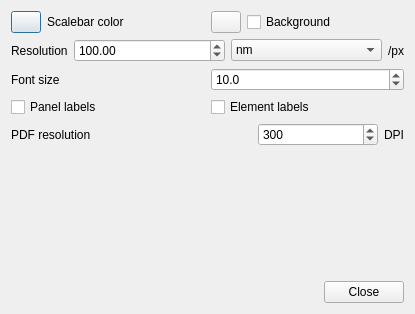
This is exhale/resources/ui/imagedialog.ui in ctroein/exhale as Qt 5 draws it before an edit. The edited form follows.
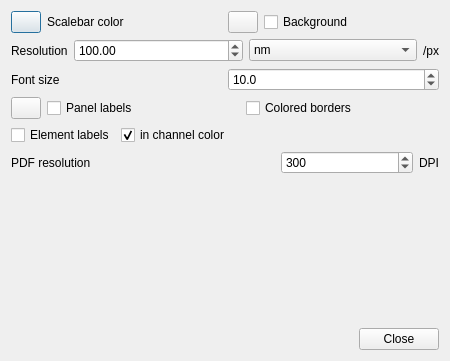
This is the edited form. Custom widgets are drawn as their Qt base class.

Commit message: More options for panel labels, colored outline

Patch:
```diff
--- a/exhale/resources/ui/imagedialog.ui
+++ b/exhale/resources/ui/imagedialog.ui
@@ -6,8 +6,8 @@
    <rect>
     <x>0</x>
     <y>0</y>
-    <width>415</width>
-    <height>314</height>
+    <width>450</width>
+    <height>361</height>
    </rect>
   </property>
   <property name="windowTitle">
@@ -184,6 +184,31 @@
    </item>
    <item>
     <layout class="QHBoxLayout" name="horizontalLayout_2">
+     <item>
+      <widget class="ColorButton" name="composePanelLabelColor">
+       <property name="sizePolicy">
+        <sizepolicy hsizetype="Preferred" vsizetype="Preferred">
+         <horstretch>0</horstretch>
+         <verstretch>0</verstretch>
+        </sizepolicy>
+       </property>
+       <property name="minimumSize">
+        <size>
+         <width>15</width>
+         <height>0</height>
+        </size>
+       </property>
+       <property name="maximumSize">
+        <size>
+         <width>30</width>
+         <height>16777215</height>
+        </size>
+       </property>
+       <property name="text">
+        <string/>
+       </property>
+      </widget>
+     </item>
      <item>
       <widget class="QCheckBox" name="composePanelLabels">
        <property name="text">
@@ -192,12 +217,33 @@
       </widget>
      </item>
      <item>
+      <widget class="QCheckBox" name="composeElementBorders">
+       <property name="text">
+        <string>Colored borders</string>
+       </property>
+      </widget>
+     </item>
+    </layout>
+   </item>
+   <item>
+    <layout class="QHBoxLayout" name="horizontalLayout_4" stretch="0,1">
+     <item>
       <widget class="QCheckBox" name="composeElementLabels">
        <property name="text">
         <string>Element labels</string>
        </property>
       </widget>
      </item>
+     <item>
+      <widget class="QCheckBox" name="composeElementLabelsColored">
+       <property name="text">
+        <string>in channel color</string>
+       </property>
+       <property name="checked">
+        <bool>true</bool>
+       </property>
+      </widget>
+     </item>
     </layout>
    </item>
    <item>
```
Left out of the diff: 3 changed lines with no effect on the pictures. The commit also changes 5 other files.
